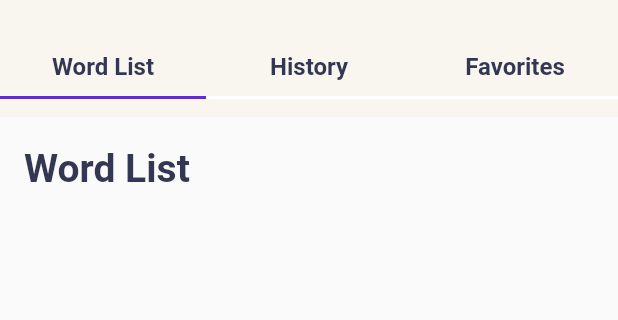
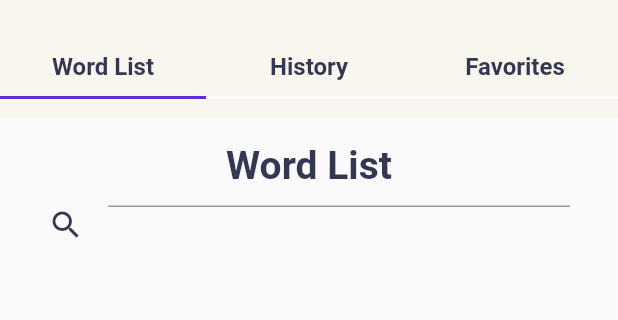
Before and after one commit to ivo-junior/dictionary_words, a Flutter app: the ListFavorites screen opened directly, after a tap on "SingIn/SingUp", on a phone screen of 412 x 824 dp, the part 117-437 px from its top. Run offline on Flutter 3.47's test engine with Material 2 defaults, Android fonts, the phone set to English and light mode, and no system bars; our stand-ins replace another_flushbar, auto_size_text, firebase_auth, firebase_core, firebase_database, flutter_tts and 8 more; missing offline and left inert: firebase_ui_database; accounts and stored records are empty; Roboto replaces fonts that are missing (Commissioner).

Commit message:
feat: implement search bar

```diff
--- a/lib/features/home/presentation/pages/widgets/list_favorites.dart
+++ b/lib/features/home/presentation/pages/widgets/list_favorites.dart
@@ -28,8 +28,8 @@ class ListFavorites extends StatelessWidget {
         appBar: AppBar(
           backgroundColor: Colors.transparent,
           elevation: 0,
-          title: Row(
-            mainAxisAlignment: MainAxisAlignment.spaceBetween,
+          flexibleSpace: Row(
+            mainAxisAlignment: MainAxisAlignment.spaceEvenly,
             children: [
               Text(
                 'Favorite List',
--- a/lib/features/home/presentation/pages/widgets/list_history.dart
+++ b/lib/features/home/presentation/pages/widgets/list_history.dart
@@ -18,8 +18,7 @@ class ListHistory extends StatelessWidget {
         appBar: AppBar(
           backgroundColor: Colors.transparent,
           elevation: 0,
-          title: Row(
-            mainAxisAlignment: MainAxisAlignment.spaceBetween,
+          flexibleSpace: Column(
             children: [
               Text(
                 'History',
--- a/lib/features/home/presentation/pages/widgets/list_words.dart
+++ b/lib/features/home/presentation/pages/widgets/list_words.dart
@@ -2,6 +2,7 @@
 import 'package:dictionary_words/features/home/presentation/controllers/home_controller.dart';
 import 'package:dictionary_words/features/home/presentation/pages/widgets/word_widget.dart';
 import 'package:dictionary_words/features/word/data/models/word_model.dart';
+import 'package:dictionary_words/global_components/inputs/imput_search.dart';
 import 'package:dictionary_words/global_components/snack_bar.dart';
 import 'package:dictionary_words/global_components/theme/app_colors.dart';
 import 'package:flutter/material.dart';
@@ -25,13 +26,28 @@ class ListWords extends StatelessWidget {
       appBar: AppBar(
         backgroundColor: Colors.transparent,
         elevation: 0,
-        title: Text(
+        flexibleSpace: Padding(
+          padding: const EdgeInsets.symmetric(horizontal: 12),
+          child: Column(
+            children: [
+              Text(
                 'Word List',
                 style: GoogleFonts.commissioner(
                     color: AppColors.text.darkBlue,
                     height: 2,
                     fontSize: 26,
                     fontWeight: FontWeight.w700),
+              ),
+              Expanded(
+                child: Padding(
+                  padding: const EdgeInsets.only(top: 8.0, left: 20, right: 20),
+                  child: InputSearch(
+                    homeController: _homeController,
+                  ),
+                ),
+              ),
+            ],
+          ),
         ),
       ),
       body: Padding(
--- a/lib/features/home/presentation/pages/widgets/word_widget.dart
+++ b/lib/features/home/presentation/pages/widgets/word_widget.dart
@@ -20,6 +20,7 @@ class WordWidget extends StatelessWidget {
   });
 
   void goToWordPage() {
+    homeController.searchController.text = '';
     Get.toNamed(AppRoutes.WORD_PAGE.value, arguments: word ?? wordModel);
   }
 
--- /dev/null
+++ b/lib/global_components/inputs/imput_search.dart
@@ -0,0 +1,51 @@
+import 'package:dictionary_words/core/routes/app_routes.dart';
+import 'package:dictionary_words/features/home/presentation/controllers/home_controller.dart';
+import 'package:dictionary_words/features/word/data/models/word_model.dart';
+import 'package:dictionary_words/global_components/theme/app_colors.dart';
+import 'package:flutter/material.dart';
+import 'package:flutter_typeahead/flutter_typeahead.dart';
+import 'package:get/get.dart';
+
+class InputSearch extends StatelessWidget {
+  final HomeController homeController;
+  const InputSearch({super.key, required this.homeController});
+
+  @override
+  Widget build(BuildContext context) {
+    return TypeAheadField(
+      textFieldConfiguration: TextFieldConfiguration(
+        controller: homeController.searchController,
+        decoration: const InputDecoration(
+          icon: Icon(
+            Icons.search,
+            color: AppColors.darkBlue,
+          ),
+          hintText: 'Pesquisar',
+        ),
+      ),
+      suggestionsCallback: (pattern) async {
+        if (pattern != '') {
+          return await homeController.searchFirebaseDatabase(pattern);
+        }
+        return [];
+      },
+      itemBuilder: (context, suggestion) {
+        return ListTile(
+          title: Text(suggestion),
+        );
+      },
+      onSuggestionSelected: (suggestion) {
+        WordModel? wordModel;
+
+        if (homeController.historyList.isNotEmpty) {
+          wordModel = homeController.historyList[suggestion];
+        }
+
+        homeController.searchController.text = '';
+
+        Get.toNamed(AppRoutes.WORD_PAGE.value,
+            arguments: wordModel ?? suggestion);
+      },
+    );
+  }
+}
--- a/pubspec.yaml
+++ b/pubspec.yaml
@@ -17,6 +17,7 @@ dependencies:
     sdk: flutter
   flutter_localization: ^0.1.13
   flutter_tts: ^3.8.3
+  flutter_typeahead: ^4.7.0
   get: ^4.6.5
   google_fonts: ^6.0.0
   hive: ^2.2.3
```
Also changed, not shown: lib/features/home/presentation/controllers/home_controller.dart (+20 -0 lines), pubspec.lock. Lines whose indentation alone changed are shown as unchanged.
